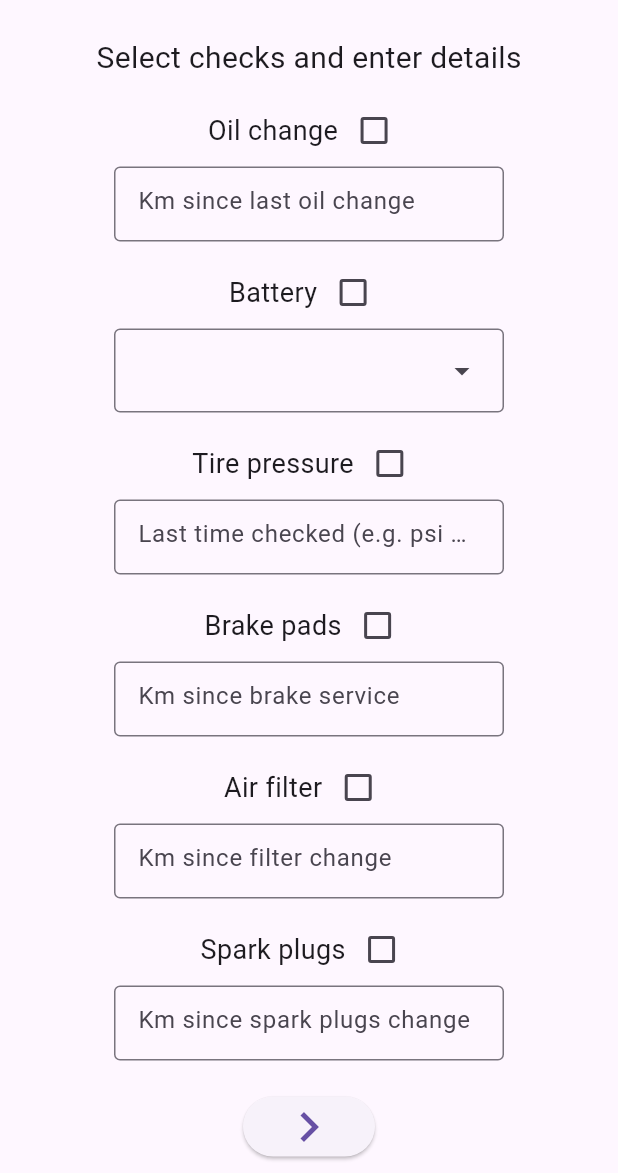
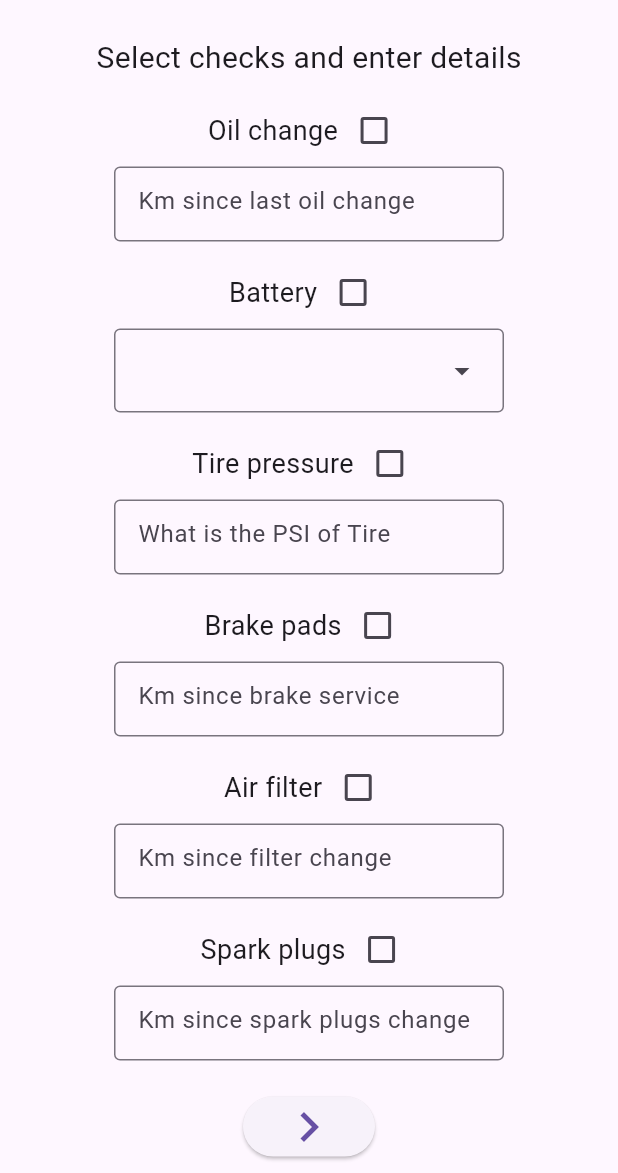
Before and after one commit to Anasmtaweh/CCC, a Flutter app: the Page2 screen opened directly, on a phone screen of 412 x 824 dp, the part 63-1236 px from its top. Run offline on Flutter 3.47's test engine with Material 3 defaults, Android fonts, the phone set to English and light mode, and no system bars.

Commit message:
updated Text for Psi

```diff
--- a/lib/page2.dart
+++ b/lib/page2.dart
@@ -233,7 +233,7 @@ class _Page2State extends State<Page2> {
                   controller: _tireController,
                   decoration: const InputDecoration(
                     border: OutlineInputBorder(),
-                    hintText: 'Last time checked (e.g. psi or days)',
+                    hintText: 'What is the PSI of Tire',
                   ),
                 ),
               ),
```
